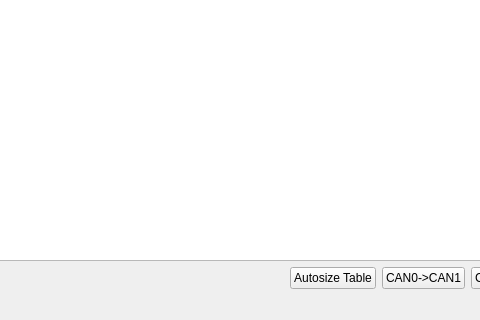
The window that ui/main.ui (SunshadeCorp/can-service) describes before a commit, drawn with Qt 5; both pictures show x 303 to 783 and y 228 to 548 of the 866 by 548 pixel window.
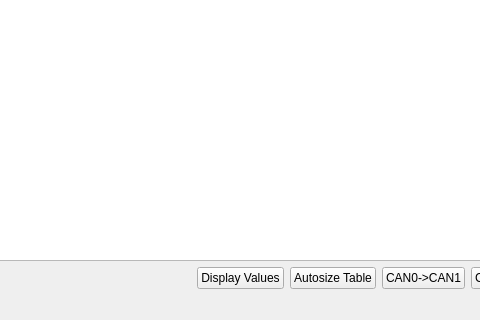
The same window after the commit.

Commit message: display values by scaling and description

Diff of the .ui file:
```diff
--- a/ui/main.ui
+++ b/ui/main.ui
@@ -30,6 +30,13 @@
     </item>
     <item row="1" column="1">
      <layout class="QHBoxLayout" name="horizontalLayout">
+      <item>
+       <widget class="QPushButton" name="pushButtonDisplay">
+        <property name="text">
+         <string>Display Values</string>
+        </property>
+       </widget>
+      </item>
       <item>
        <widget class="QPushButton" name="pushButtonAutosize">
         <property name="text">
```
Left out of the diff: 2 changed lines with no effect on the pictures. The commit also changes 5 other files.
